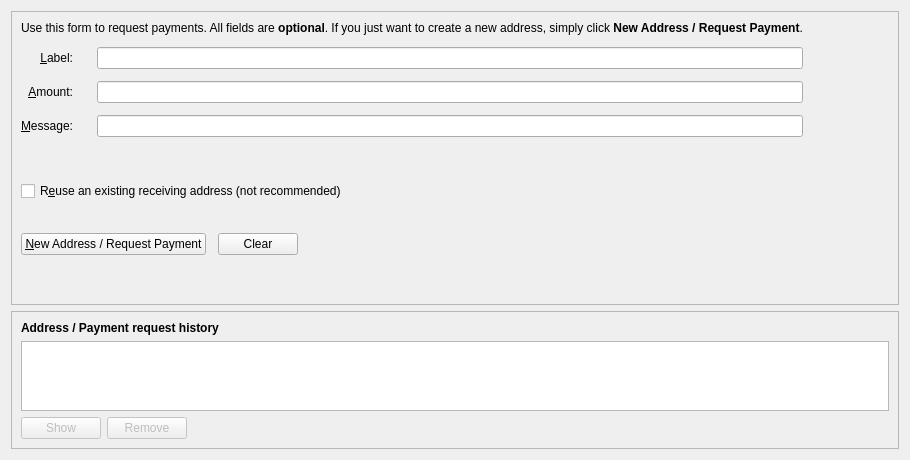
This is src/qt/forms/receivecoinsdialog.ui in devaultcrypto/devault as Qt 5 draws it before an edit. The edited form follows.
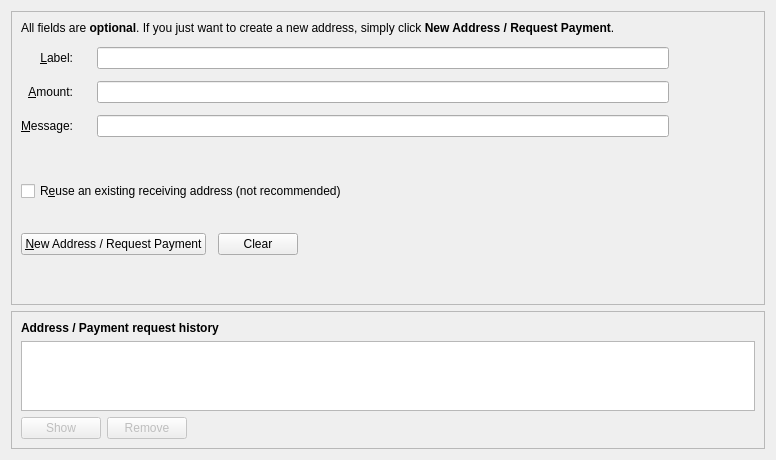
This is the edited form. Icons and pictures are not drawn. Custom widgets are drawn as their Qt base class.

```diff
--- a/src/qt/forms/receivecoinsdialog.ui
+++ b/src/qt/forms/receivecoinsdialog.ui
@@ -74,7 +74,7 @@
         <item row="2" column="0" colspan="3">
          <widget class="QLabel" name="label_5">
           <property name="text">
-           <string>Use this form to request payments. All fields are &lt;b&gt;optional&lt;/b&gt;. If you just want to create a new address, simply click &lt;b&gt;New Address / Request Payment&lt;/b&gt;.</string>
+           <string>All fields are &lt;b&gt;optional&lt;/b&gt;. If you just want to create a new address, simply click &lt;b&gt;New Address / Request Payment&lt;/b&gt;.</string>
           </property>
          </widget>
         </item>
```
